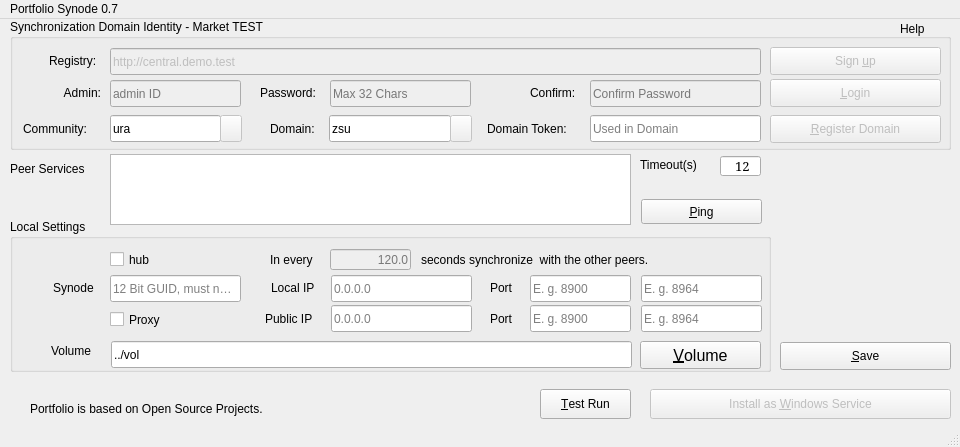
Qt form synode.py/src/synodepy3/form.ui (odys-z/semantic-jserv) before a commit.
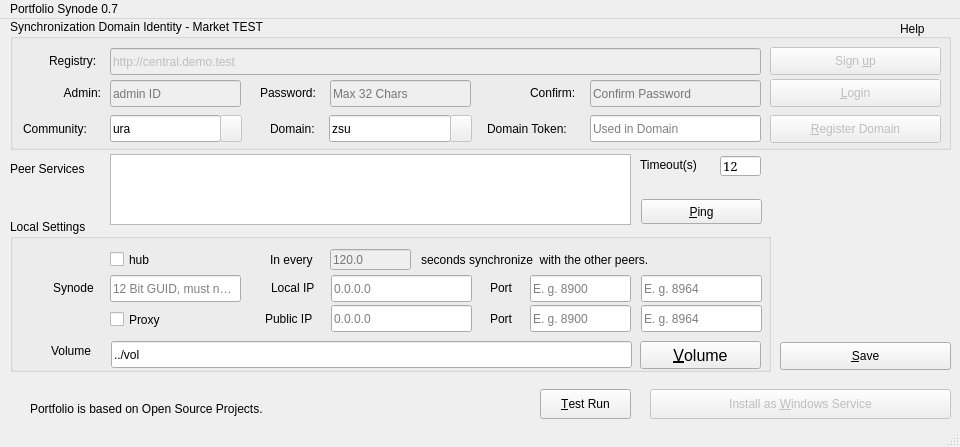
The same form after that commit. Icons and pictures are not drawn.

Diff of the .ui file:
```diff
--- a/synode.py/src/synodepy3/form.ui
+++ b/synode.py/src/synodepy3/form.ui
@@ -594,9 +594,6 @@
     <property name="maxLength">
      <number>4</number>
     </property>
-    <property name="alignment">
-     <set>Qt::AlignmentFlag::AlignRight|Qt::AlignmentFlag::AlignTrailing|Qt::AlignmentFlag::AlignVCenter</set>
-    </property>
     <property name="readOnly">
      <bool>false</bool>
     </property>
@@ -973,9 +970,6 @@
      <property name="maxLength">
       <number>6</number>
      </property>
-     <property name="alignment">
-      <set>Qt::AlignmentFlag::AlignRight|Qt::AlignmentFlag::AlignTrailing|Qt::AlignmentFlag::AlignVCenter</set>
-     </property>
      <property name="placeholderText">
       <string>120.0</string>
      </property>
```
Left out of the diff: 12 changed lines with no effect on the pictures.
